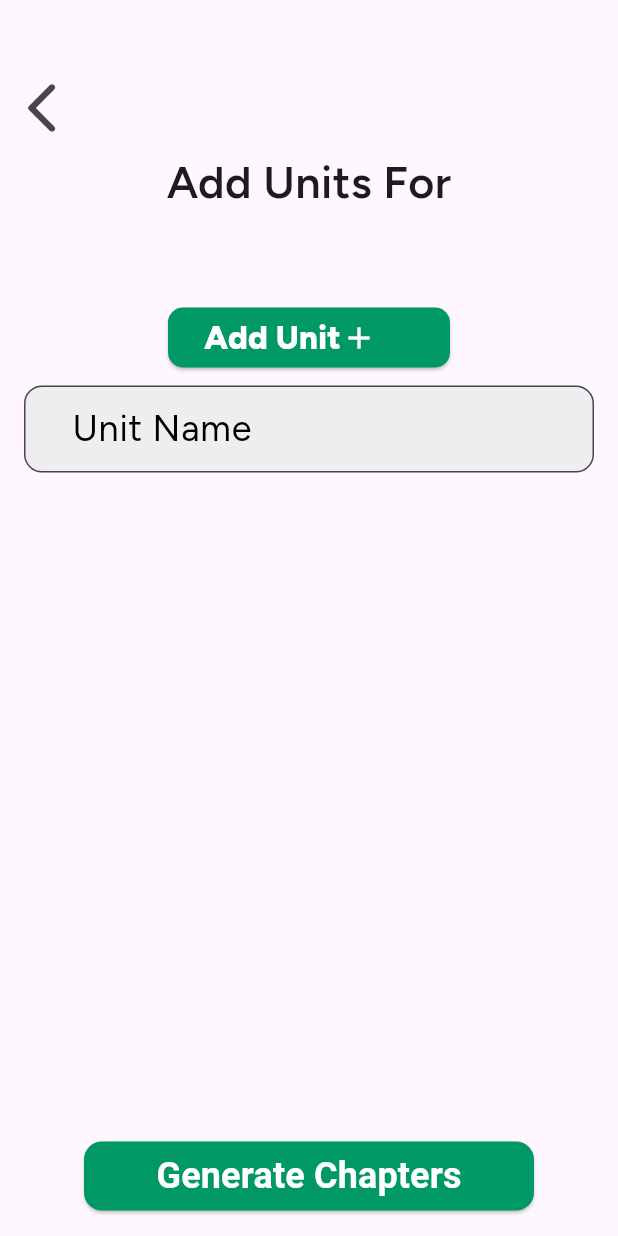
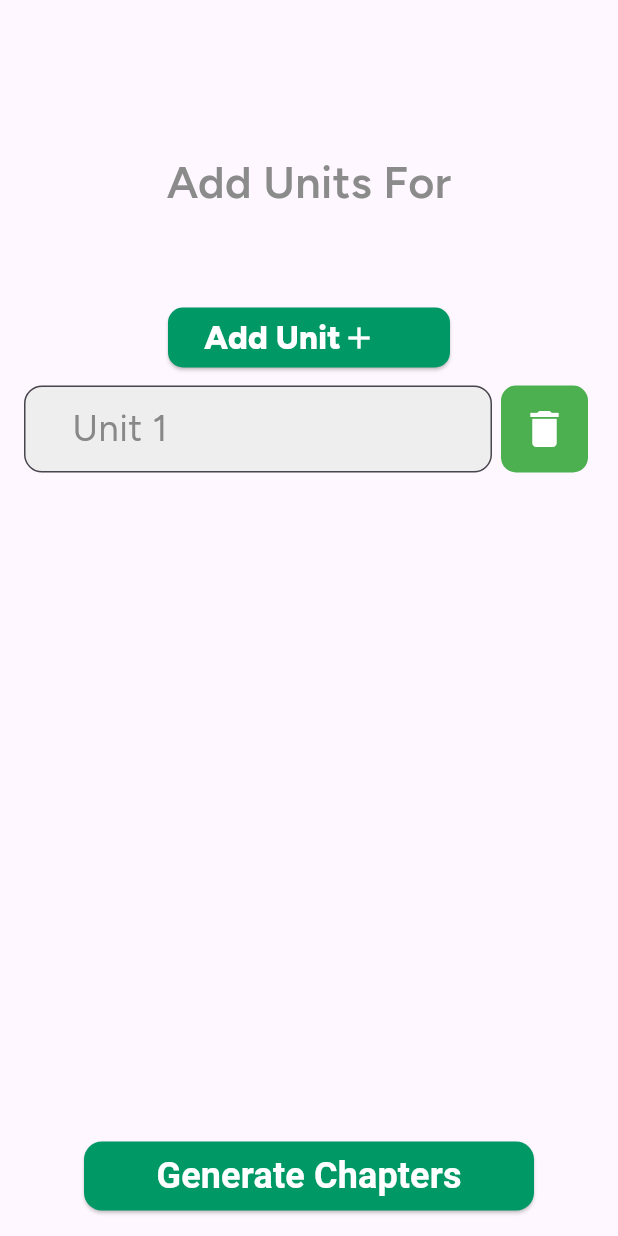
Before and after one commit to mithilp/learndeck, a Flutter app: the UnitsPage screen opened directly with empty values, after a tap on "Add Unit", on a phone screen of 412 x 824 dp. Run offline on Flutter 3.47's test engine with Material 3 defaults, Android fonts, the phone set to English and light mode, and no system bars; our stand-ins replace flutter_dotenv, google_fonts; missing offline and left inert: auth0_flutter, auth0_flutter_platform_interface, mongo_dart.

Commit message:
UX Design for Unit Selection Page

```diff
--- a/lib/components/unit_field.dart
+++ b/lib/components/unit_field.dart
@@ -1,10 +1,18 @@
 import 'package:flutter/material.dart';
 import 'package:google_fonts/google_fonts.dart';
+import 'package:sample/utils/models/course.dart';
+import 'package:sample/utils/models/unit.dart';
 
-class UnitField extends StatelessWidget {
+class UnitField extends StatefulWidget {
   final int i;
-  UnitField({super.key, required this.i});
+  final Course course;
+  const UnitField({super.key, required this.i, required this.course});
 
+  @override
+  State<UnitField> createState() => _UnitFieldState();
+}
+
+class _UnitFieldState extends State<UnitField> {
   TextEditingController _textController = TextEditingController();
   List<String> example_units = ['Skin Cancer', 'Breast Cancer', 'Pancreatic Cancer'];
 
@@ -12,15 +20,21 @@ class UnitField extends StatelessWidget {
   Widget build(BuildContext context) {
     return Padding(
       padding: const EdgeInsets.symmetric(horizontal: 16.0, vertical: 8),
-      child: Container(
+      child: Row(
+        children: [
+          Container(
+            width: MediaQuery.of(context).size.width - 100,
             child: TextField(
+              onChanged: (text) {
+                widget.course.units[widget.i].title = text;
+              },
               controller: _textController,
               decoration: InputDecoration(
-            labelText: 'Unit Name',
-            hintText: example_units[i%3],
+                labelText: 'Unit ${widget.i+1}',
+                hintText: example_units[widget.i%3],
                 labelStyle: GoogleFonts.figtree(
                   fontSize: 24.0,
-              color: Colors.black,
+                  color: Color(0xff888888),
                 ),
                 filled: true,
                 fillColor: Colors.grey[200],
@@ -31,7 +45,26 @@ class UnitField extends StatelessWidget {
                 contentPadding: EdgeInsets.symmetric(horizontal: 28.0, vertical: 14.0),
               ),
               style: GoogleFonts.figtree(fontSize: 20.0),
+            ),
+          ),
+          SizedBox(width: 6,),
+          Container(
+            width: 58,
+            height: 58,
+            decoration: BoxDecoration(
+              color: Colors.green,
+              borderRadius: BorderRadius.circular(10.0),
+            ),
+            child: Align(
+              child: TextButton(
+                onPressed: () {
+                  setState((){widget.course.units.removeAt(widget.i);});
+                },
+                child: Icon(Icons.delete, color: Colors.white, size: 32.0),
+              ),
+            ),
           )
+        ],
       ),
     );
   }
--- a/lib/screens/course_gen/units.dart
+++ b/lib/screens/course_gen/units.dart
@@ -1,6 +1,7 @@
 import 'package:flutter/material.dart';
 import 'package:google_fonts/google_fonts.dart';
 import 'package:sample/components/unit_field.dart';
+import 'package:sample/screens/course_gen/chapters.dart';
 import 'package:sample/utils/models/course.dart';
 import 'package:collection/collection.dart';
 import 'package:sample/utils/models/unit.dart';
@@ -14,7 +15,6 @@ class UnitsPage extends StatefulWidget {
 }
 
 class _UnitsPageState extends State<UnitsPage> {
-
   addUnit() {
     setState(() {
       widget.course.units.add(Unit(id:widget.course.title, title: ""));
@@ -25,30 +25,29 @@ class _UnitsPageState extends State<UnitsPage> {
   Widget build(BuildContext context) {
     print(widget.course);
     return Scaffold(
-      body: SingleChildScrollView(
-
-        child: Column(
+      body: Column(
         crossAxisAlignment: CrossAxisAlignment.stretch,
         children: [
-            SizedBox(height: 44),
-            Align(
-              alignment: Alignment.centerLeft,
-              child: IconButton(
-                  onPressed: () {
-                    Navigator.pop(context);
-                  },
-                  icon: Icon(
-                    Icons.arrow_back_ios_new_rounded,
-                    size: 40,
-                  )
-              ),
-            ),
+          SizedBox(height: 100),
+          // Align(
+          //   alignment: Alignment.centerLeft,
+          //   child: IconButton(
+          //       onPressed: () {
+          //         Navigator.pop(context);
+          //       },
+          //       icon: Icon(
+          //         Icons.arrow_back_ios_new_rounded,
+          //         size: 40,
+          //       )
+          //   ),
+          // ),
           Text(
               'Add Units For',
               textAlign: TextAlign.center,
               style: GoogleFonts.figtree(
                 fontSize: 30,
                 fontWeight: FontWeight.w600,
+                color: Color(0xff8888888),
               )
           ),
           Text(
@@ -93,16 +92,15 @@ class _UnitsPageState extends State<UnitsPage> {
                 ),
           ),
           Container(
-              height: 600,
+            height: 595,
             alignment: Alignment.topCenter,
             child: ListView(
                 physics: const AlwaysScrollableScrollPhysics(),
               scrollDirection: Axis.vertical,
-                children: widget.course.units.mapIndexed((i, unit) => UnitField(i: i)).toList()
+              children: widget.course.units.mapIndexed((i, unit) => UnitField(i: i, course: widget.course)).toList()
             ),
           ),
         ]
-        ),
       ),
       floatingActionButton: Container(
         width:300,
@@ -113,7 +111,12 @@ class _UnitsPageState extends State<UnitsPage> {
               borderRadius: BorderRadius.circular(12.0),
             ),
           ),
-          onPressed: () {},
+          onPressed: () {
+            Navigator.push(
+              context,
+              MaterialPageRoute(builder: (context) => ChapterGenScreen(course: widget.course)),
+            );
+          },
           child:Padding(
             padding: const EdgeInsets.all(6.0),
             child: Text(
--- a/lib/utils/course_generator.dart
+++ b/lib/utils/course_generator.dart
@@ -11,7 +11,6 @@ class CourseGenerator {
     ];
 
     final units = unitTitles.map((title) => Unit(id:title, title: title)).toList();
-
     return Course(
       id: title.toLowerCase().replaceAll(' ', '_'),
         title: title, author: author, units: units);
--- a/lib/utils/models/unit.dart
+++ b/lib/utils/models/unit.dart
@@ -2,7 +2,7 @@ import 'package:sample/utils/models/chapter.dart';
 
 class Unit {
   final String id;
-  final String title;
+  String title;
   late List<Chapter> chapters;
   Unit({required this.id, required this.title, chapters});
 }
```
Lines whose indentation alone changed are shown as unchanged.
